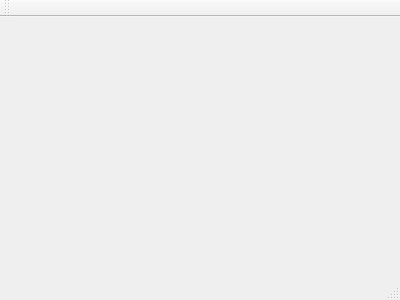
First picture: the form in mainwindow.ui, repository Cyuliang/Zby_Container_Jinan, before the edit.
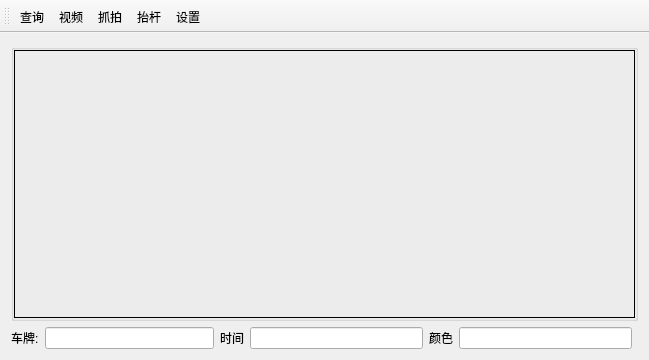
Second picture: the form after the edit.

The edit to the form file:
```diff
--- a/mainwindow.ui
+++ b/mainwindow.ui
@@ -1,24 +1,161 @@
 <ui version="4.0">
  <class>MainWindow</class>
- <widget class="QMainWindow" name="MainWindow" >
-  <property name="geometry" >
+ <widget class="QMainWindow" name="MainWindow">
+  <property name="geometry">
    <rect>
     <x>0</x>
     <y>0</y>
-    <width>400</width>
-    <height>300</height>
+    <width>649</width>
+    <height>360</height>
    </rect>
   </property>
   <property name="windowTitle" >
    <string>MainWindow</string>
   </property>
-  <widget class="QMenuBar" name="menuBar" />
-  <widget class="QToolBar" name="mainToolBar" />
-  <widget class="QWidget" name="centralWidget" />
-  <widget class="QStatusBar" name="statusBar" />
+  <widget class="QWidget" name="centralWidget">
+   <layout class="QGridLayout" name="gridLayout_2">
+    <item row="0" column="0" colspan="4">
+     <widget class="QGroupBox" name="groupBox">
+      <property name="sizePolicy">
+       <sizepolicy hsizetype="Expanding" vsizetype="Expanding">
+        <horstretch>0</horstretch>
+        <verstretch>0</verstretch>
+       </sizepolicy>
+      </property>
+      <property name="title">
+       <string/>
+      </property>
+      <layout class="QGridLayout" name="gridLayout">
+       <property name="leftMargin">
+        <number>0</number>
+       </property>
+       <property name="topMargin">
+        <number>0</number>
+       </property>
+       <property name="rightMargin">
+        <number>0</number>
+       </property>
+       <property name="bottomMargin">
+        <number>0</number>
+       </property>
+       <property name="spacing">
+        <number>0</number>
+       </property>
+       <item row="0" column="0">
+        <widget class="QLabel" name="label_4">
+         <property name="frameShape">
+          <enum>QFrame::Panel</enum>
+         </property>
+         <property name="text">
+          <string/>
+         </property>
+        </widget>
+       </item>
+      </layout>
+     </widget>
+    </item>
+    <item row="1" column="2">
+     <layout class="QHBoxLayout" name="horizontalLayout_3">
+      <item>
+       <widget class="QLabel" name="label_3">
+        <property name="text">
+         <string>颜色</string>
+        </property>
+       </widget>
+      </item>
+      <item>
+       <widget class="QLineEdit" name="lineEdit_3">
+        <property name="readOnly">
+         <bool>true</bool>
+        </property>
+       </widget>
+      </item>
+     </layout>
+    </item>
+    <item row="1" column="0">
+     <layout class="QHBoxLayout" name="horizontalLayout">
+      <item>
+       <widget class="QLabel" name="label">
+        <property name="text">
+         <string>车牌:</string>
+        </property>
+       </widget>
+      </item>
+      <item>
+       <widget class="QLineEdit" name="lineEdit">
+        <property name="readOnly">
+         <bool>true</bool>
+        </property>
+       </widget>
+      </item>
+     </layout>
+    </item>
+    <item row="1" column="1">
+     <layout class="QHBoxLayout" name="horizontalLayout_2">
+      <item>
+       <widget class="QLabel" name="label_2">
+        <property name="text">
+         <string>时间</string>
+        </property>
+       </widget>
+      </item>
+      <item>
+       <widget class="QLineEdit" name="lineEdit_2">
+        <property name="readOnly">
+         <bool>true</bool>
+        </property>
+       </widget>
+      </item>
+     </layout>
+    </item>
+   </layout>
+  </widget>
+  <widget class="QToolBar" name="toolBar">
+   <property name="windowTitle">
+    <string>toolBar</string>
+   </property>
+   <attribute name="toolBarArea">
+    <enum>TopToolBarArea</enum>
+   </attribute>
+   <attribute name="toolBarBreak">
+    <bool>false</bool>
+   </attribute>
+   <addaction name="action_find"/>
+   <addaction name="action_video"/>
+   <addaction name="action_snap"/>
+   <addaction name="action_lifting"/>
+   <addaction name="action_setting"/>
+  </widget>
+  <action name="action_find">
+   <property name="text">
+    <string>查询</string>
+   </property>
+  </action>
+  <action name="action_video">
+   <property name="checkable">
+    <bool>true</bool>
+   </property>
+   <property name="text">
+    <string>视频</string>
+   </property>
+  </action>
+  <action name="action_setting">
+   <property name="text">
+    <string>设置</string>
+   </property>
+  </action>
+  <action name="action_snap">
+   <property name="text">
+    <string>抓拍</string>
+   </property>
+  </action>
+  <action name="action_lifting">
+   <property name="text">
+    <string>抬杆</string>
+   </property>
+  </action>
  </widget>
- <layoutDefault spacing="6" margin="11" />
- <pixmapfunction></pixmapfunction>
+ <layoutdefault spacing="6" margin="11"/>
  <resources/>
  <connections/>
 </ui>
```
Left out of the diff: 3 changed lines with no effect on the pictures.
